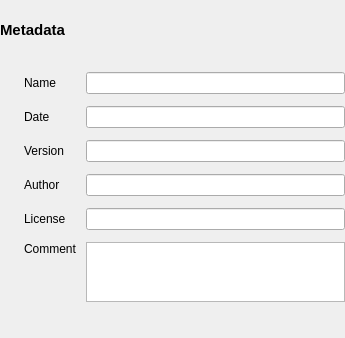
This is ui/designer/ui_metadata_widget.ui in herlegon/hconvert as Qt 5 draws it before an edit. The edited form follows.
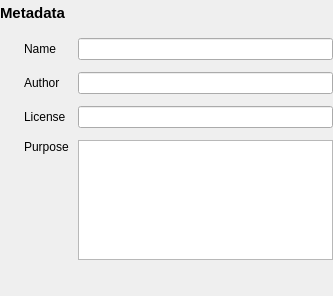
This is the edited form. Icons and pictures are not drawn.

The edit to the form file:
```diff
--- a/ui/designer/ui_metadata_widget.ui
+++ b/ui/designer/ui_metadata_widget.ui
@@ -6,8 +6,8 @@
    <rect>
     <x>0</x>
     <y>0</y>
-    <width>345</width>
-    <height>338</height>
+    <width>333</width>
+    <height>296</height>
    </rect>
   </property>
   <property name="sizePolicy">
@@ -76,23 +76,6 @@
      <property name="verticalSpacing">
       <number>12</number>
      </property>
-     <item row="3" column="1">
-      <widget class="QLineEdit" name="lineedit_author">
-       <property name="maxLength">
-        <number>64</number>
-       </property>
-       <property name="clearButtonEnabled">
-        <bool>true</bool>
-       </property>
-      </widget>
-     </item>
-     <item row="4" column="0">
-      <widget class="QLabel" name="label_license">
-       <property name="text">
-        <string>License</string>
-       </property>
-      </widget>
-     </item>
      <item row="0" column="1">
       <widget class="QLineEdit" name="lineedit_name">
        <property name="maxLength">
@@ -103,65 +86,15 @@
        </property>
       </widget>
      </item>
-     <item row="2" column="0">
-      <widget class="QLabel" name="label_version">
-       <property name="text">
-        <string>Version</string>
-       </property>
-      </widget>
-     </item>
-     <item row="5" column="0" alignment="Qt::AlignmentFlag::AlignLeft|Qt::AlignmentFlag::AlignTop">
-      <widget class="QLabel" name="label_comment">
-       <property name="text">
-        <string>Comment</string>
-       </property>
-       <property name="alignment">
-        <set>Qt::AlignmentFlag::AlignLeading|Qt::AlignmentFlag::AlignLeft|Qt::AlignmentFlag::AlignTop</set>
-       </property>
-      </widget>
-     </item>
      <item row="1" column="0">
-      <widget class="QLabel" name="label_date">
+      <widget class="QLabel" name="label_author">
        <property name="text">
-        <string>Date</string>
+        <string>Author</string>
        </property>
       </widget>
      </item>
-     <item row="4" column="1">
-      <widget class="QLineEdit" name="lineedit_license">
-       <property name="maxLength">
-        <number>64</number>
-       </property>
-       <property name="clearButtonEnabled">
-        <bool>true</bool>
-       </property>
-      </widget>
-     </item>
-     <item row="1" column="1">
-      <widget class="QLineEdit" name="lineedit_date">
-       <property name="maxLength">
-        <number>10</number>
-       </property>
-       <property name="frame">
-        <bool>true</bool>
-       </property>
-       <property name="clearButtonEnabled">
-        <bool>true</bool>
-       </property>
-      </widget>
-     </item>
-     <item row="2" column="1">
-      <widget class="QLineEdit" name="lineedit_version">
-       <property name="maxLength">
-        <number>64</number>
-       </property>
-       <property name="clearButtonEnabled">
-        <bool>true</bool>
-       </property>
-      </widget>
-     </item>
-     <item row="5" column="1">
-      <widget class="QPlainTextEdit" name="textedit_comment">
+     <item row="3" column="1">
+      <widget class="QPlainTextEdit" name="textedit_purpose">
        <property name="sizePolicy">
         <sizepolicy hsizetype="Expanding" vsizetype="Fixed">
          <horstretch>0</horstretch>
@@ -177,7 +110,7 @@
        <property name="maximumSize">
         <size>
          <width>16777215</width>
-         <height>60</height>
+         <height>120</height>
         </size>
        </property>
        <property name="horizontalScrollBarPolicy">
@@ -188,10 +121,40 @@
        </property>
       </widget>
      </item>
-     <item row="3" column="0">
-      <widget class="QLabel" name="label_author">
+     <item row="3" column="0" alignment="Qt::AlignmentFlag::AlignLeft|Qt::AlignmentFlag::AlignTop">
+      <widget class="QLabel" name="label_purpose">
        <property name="text">
-        <string>Author</string>
+        <string>Purpose</string>
+       </property>
+       <property name="alignment">
+        <set>Qt::AlignmentFlag::AlignLeading|Qt::AlignmentFlag::AlignLeft|Qt::AlignmentFlag::AlignTop</set>
+       </property>
+      </widget>
+     </item>
+     <item row="2" column="0">
+      <widget class="QLabel" name="label_license">
+       <property name="text">
+        <string>License</string>
+       </property>
+      </widget>
+     </item>
+     <item row="2" column="1">
+      <widget class="QLineEdit" name="lineedit_license">
+       <property name="maxLength">
+        <number>64</number>
+       </property>
+       <property name="clearButtonEnabled">
+        <bool>true</bool>
+       </property>
+      </widget>
+     </item>
+     <item row="1" column="1">
+      <widget class="QLineEdit" name="lineedit_author">
+       <property name="maxLength">
+        <number>64</number>
+       </property>
+       <property name="clearButtonEnabled">
+        <bool>true</bool>
        </property>
       </widget>
      </item>
```
